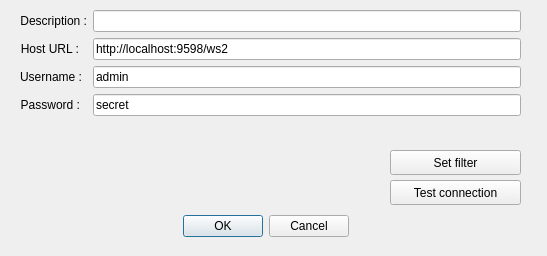
Qt form src/cdlgconnsettingsws2.ui (grodansparadis/vscp-works-qt) before a commit.
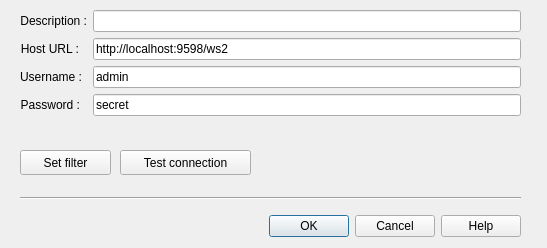
The same form after that commit.

Commit message: UDP client dialog fixed

```diff
--- a/src/cdlgconnsettingsws2.ui
+++ b/src/cdlgconnsettingsws2.ui
@@ -7,7 +7,7 @@
     <x>0</x>
     <y>0</y>
     <width>547</width>
-    <height>256</height>
+    <height>248</height>
    </rect>
   </property>
   <property name="baseSize">
@@ -22,9 +22,9 @@
   <widget class="QDialogButtonBox" name="buttonBox">
    <property name="geometry">
     <rect>
-     <x>10</x>
+     <x>20</x>
      <y>210</y>
-     <width>511</width>
+     <width>501</width>
      <height>32</height>
     </rect>
    </property>
@@ -32,10 +32,10 @@
     <enum>Qt::Horizontal</enum>
    </property>
    <property name="standardButtons">
-    <set>QDialogButtonBox::Cancel|QDialogButtonBox::Ok</set>
+    <set>QDialogButtonBox::Cancel|QDialogButtonBox::Help|QDialogButtonBox::Ok</set>
    </property>
    <property name="centerButtons">
-    <bool>true</bool>
+    <bool>false</bool>
    </property>
   </widget>
   <widget class="QWidget" name="formLayoutWidget">
@@ -117,9 +117,9 @@
   <widget class="QPushButton" name="btnSetFilter">
    <property name="geometry">
     <rect>
-     <x>390</x>
+     <x>20</x>
      <y>150</y>
-     <width>131</width>
+     <width>91</width>
      <height>25</height>
     </rect>
    </property>
@@ -142,8 +142,8 @@
   <widget class="QPushButton" name="btnTestConnection">
    <property name="geometry">
     <rect>
-     <x>390</x>
-     <y>180</y>
+     <x>120</x>
+     <y>150</y>
      <width>131</width>
      <height>25</height>
     </rect>
@@ -152,6 +152,19 @@
     <string>Test connection</string>
    </property>
   </widget>
+  <widget class="Line" name="line">
+   <property name="geometry">
+    <rect>
+     <x>20</x>
+     <y>190</y>
+     <width>501</width>
+     <height>16</height>
+    </rect>
+   </property>
+   <property name="orientation">
+    <enum>Qt::Horizontal</enum>
+   </property>
+  </widget>
  </widget>
  <resources/>
  <connections>
```
Left out of the diff: 17 changed lines with no effect on the pictures. The commit also changes 21 other files.
